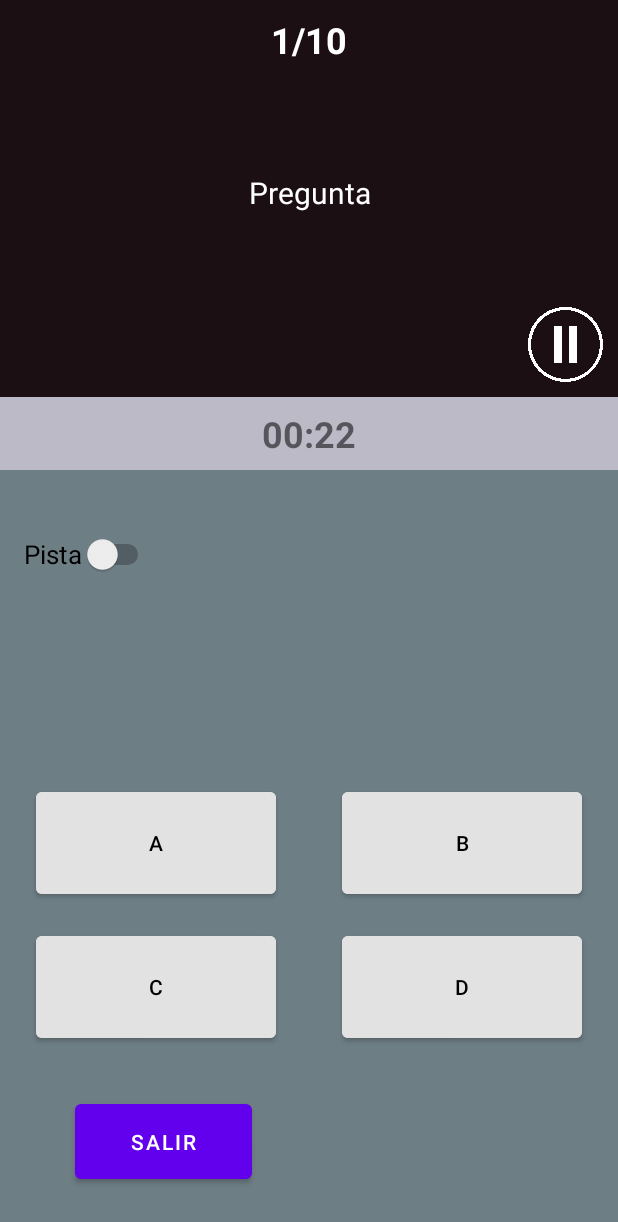
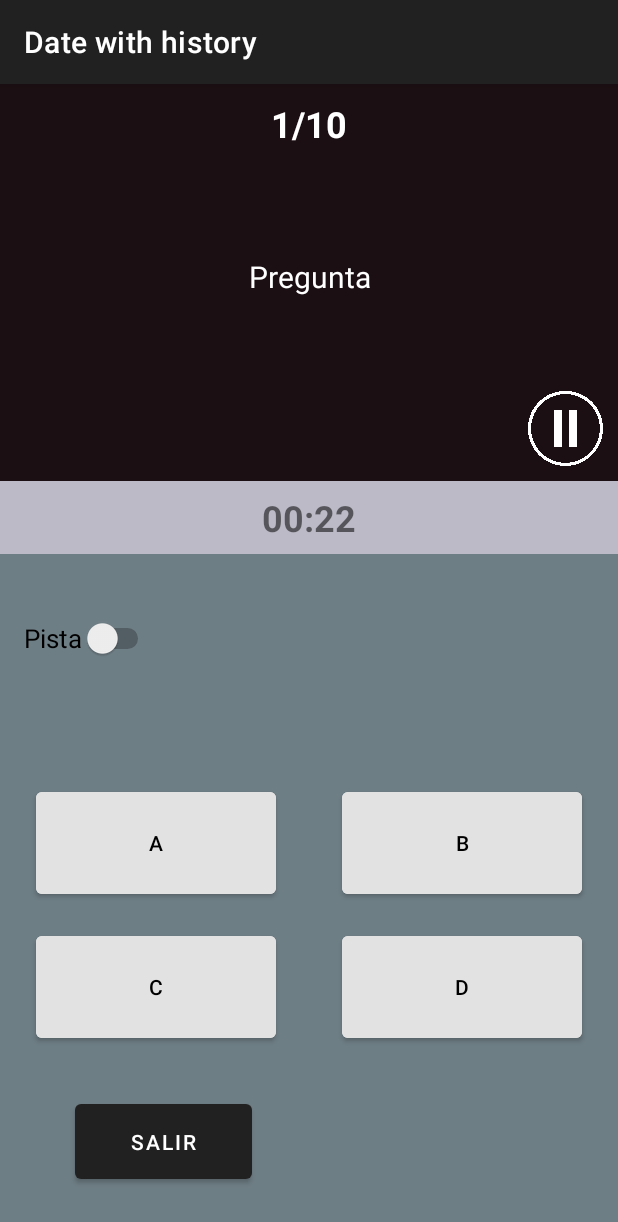
Before and after one commit to Ninfer/MovileGames, an Android app: the screen it shows after launch (MainActivity), on a phone screen of 412 x 824 dp. Shown: the top 1222 px of the screen. Run offline under Robolectric (Android 15) with nearby library versions, the light colour scheme and no system bars; 1 statement that could not run was skipped.

Commit message:
Issius fixed, Final Version

```diff
--- a/Quiz/app/src/main/res/values-night/themes.xml
+++ b/Quiz/app/src/main/res/values-night/themes.xml
@@ -1,6 +1,6 @@
 <resources xmlns:tools="http://schemas.android.com/tools">
     <!-- Base application theme. -->
-    <style name="Theme.Quiz_Mario_Borja" parent="Theme.MaterialComponents.DayNight.NoActionBar">
+    <style name="Theme.Quiz_Mario_Borja" parent="Theme.MaterialComponents.DayNight.DarkActionBar">
         <!-- Primary brand color.
         <item name="colorPrimary">@color/purple_200</item>
         <item name="colorPrimaryVariant">@color/purple_700</item>
--- a/Quiz/app/src/main/res/values/themes.xml
+++ b/Quiz/app/src/main/res/values/themes.xml
@@ -1,6 +1,6 @@
 <resources xmlns:tools="http://schemas.android.com/tools">
     <!-- Base application theme. -->
-    <style name="Theme.Quiz_Mario_Borja" parent="Theme.MaterialComponents.DayNight.NoActionBar">
+    <style name="Theme.Quiz_Mario_Borja" parent="Theme.MaterialComponents.DayNight.DarkActionBar">
         <!-- Primary brand color.
         <item name="colorPrimary">@color/purple_500</item>
         <item name="colorPrimaryVariant">@color/purple_700</item>
```
Also changed, not shown: Quiz/app/src/main/java/com/example/quiz_mario_borja/MainActivity.java (+9 -1 lines), Quiz/app/src/main/java/com/example/quiz_mario_borja/Result_Activity.java (+7 -1 lines).
